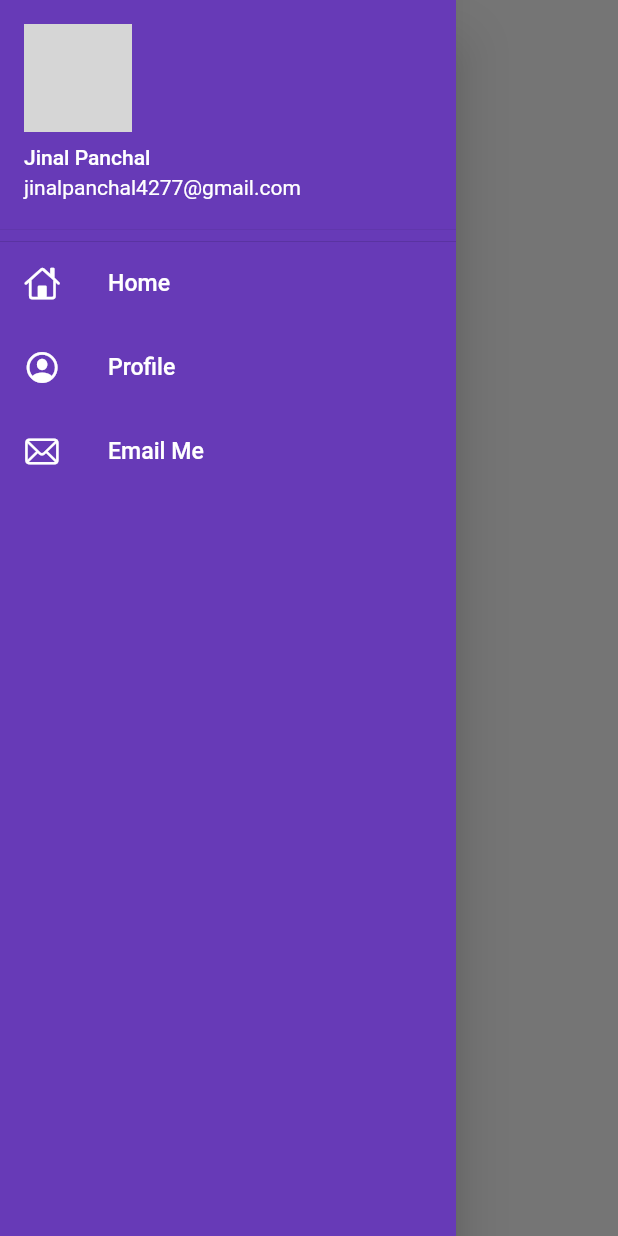
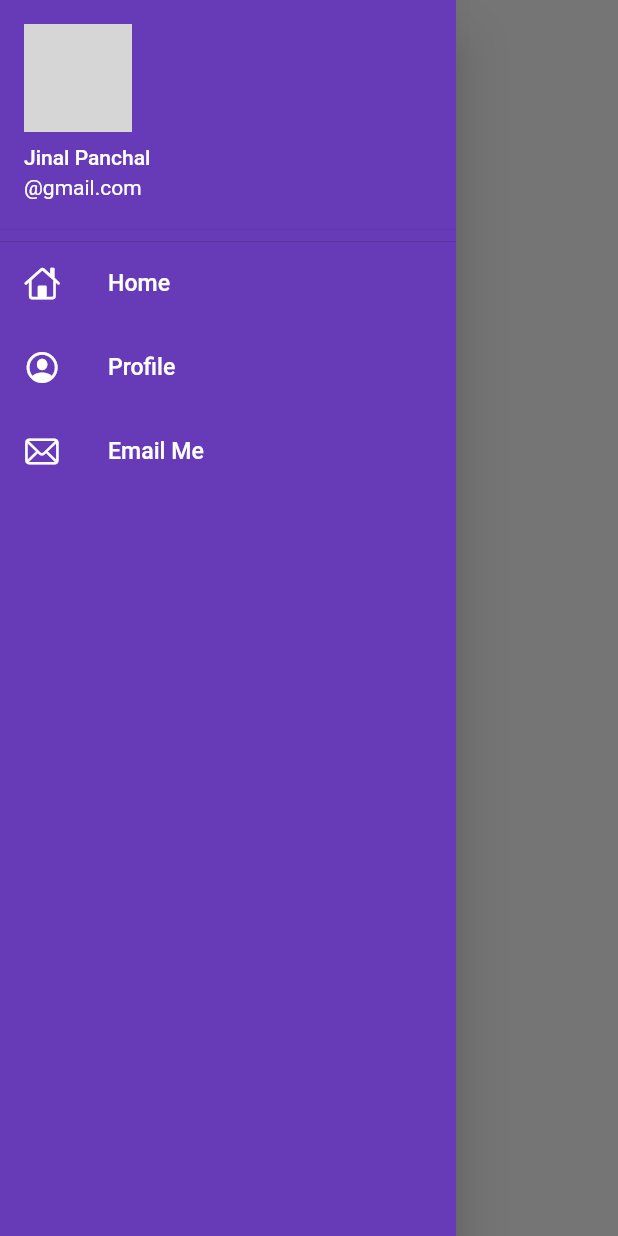
Before and after one commit to jinalEra/Catalog_flutter, a Flutter app: the screen it shows after launch, with the side drawer open, on a phone screen of 412 x 824 dp. Run offline on Flutter 3.47's test engine with Material 2 defaults, Android fonts, the phone set to English and light mode, and no system bars; our stand-ins replace google_fonts; network calls fail; grey boxes are pictures that could not be loaded.

Commit message:
create_drawer

```diff
--- a/lib/widgets/drawer.dart
+++ b/lib/widgets/drawer.dart
@@ -19,7 +19,7 @@ class MyDrawer extends StatelessWidget {
                 margin: EdgeInsets.zero,
                 child: UserAccountsDrawerHeader(
                   accountName: Text("Jinal Panchal"),
-                  accountEmail: Text("jinalpanchal4277@gmail.com"),
+                  accountEmail: Text("@gmail.com"),
                   currentAccountPicture: CircleAvatar(
                     backgroundImage: NetworkImage(imageUrl),
                   ),
```
